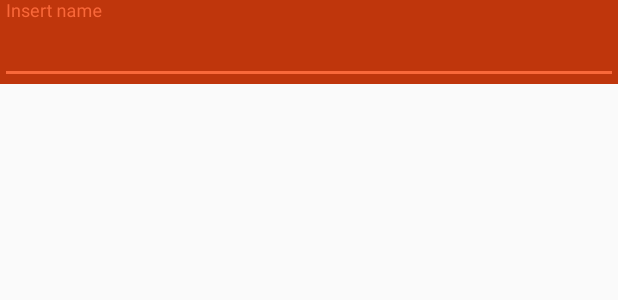
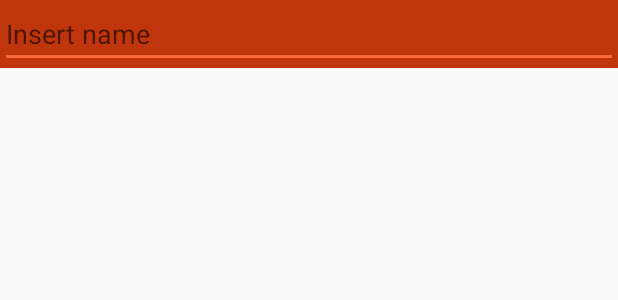
Before and after one commit to Ricc-manc95/IUM_Pregnant_Brains, an Android app: the layout creation_text.xml on its own in the app's theme, with its tools: preview values and no code run, on a phone screen of 412 x 824 dp. Shown: the top 300 px of the screen. Run offline under Robolectric (Android 15) with nearby library versions, the phone set to English and light mode, and no system bars.

Commit message:
Fixed Insert name

```diff
--- a/D&DGridManager/app/src/main/res/layout/creation_text.xml
+++ b/D&DGridManager/app/src/main/res/layout/creation_text.xml
@@ -1,9 +1,11 @@
 <?xml version="1.0" encoding="utf-8"?>
 
 <android.support.design.widget.TextInputLayout xmlns:android="http://schemas.android.com/apk/res/android"
+    xmlns:app="http://schemas.android.com/apk/res-auto"
     android:layout_width="match_parent"
     android:layout_height="wrap_content"
-    android:background="@color/colorPrimary">
+    android:background="@color/colorPrimary"
+    app:hintEnabled="false">
 
     <android.support.design.widget.TextInputEditText
         android:layout_width="match_parent"
```
